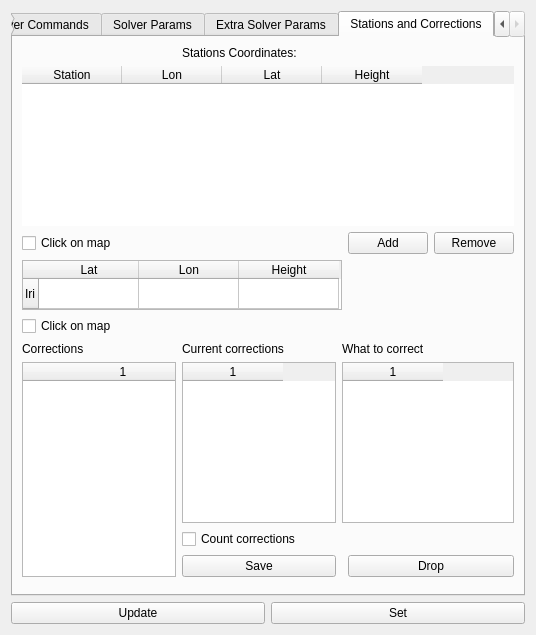
The window that src/view/core/Tabs/Solver/SolverSetupWidget.ui (nevaeh82/arm_od) describes before a commit, drawn with Qt 5.
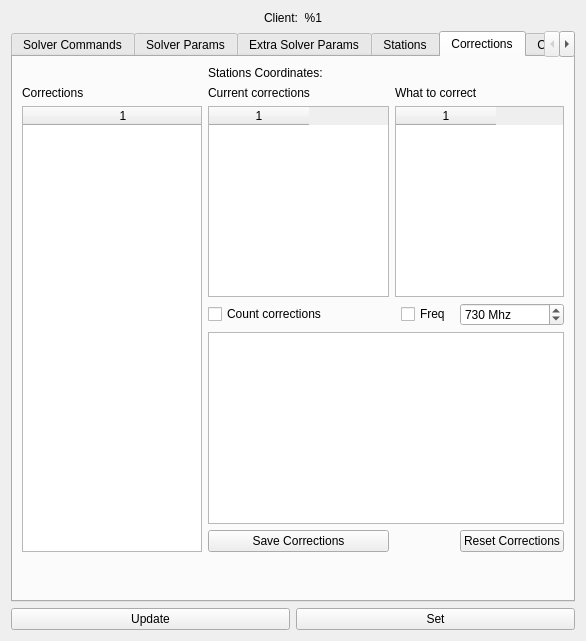
The same window after the commit. The open tabs and pages were chosen to show the change.

```diff
--- a/src/view/core/Tabs/Solver/SolverSetupWidget.ui
+++ b/src/view/core/Tabs/Solver/SolverSetupWidget.ui
@@ -6,15 +6,15 @@
    <rect>
     <x>0</x>
     <y>0</y>
-    <width>524</width>
-    <height>635</height>
+    <width>579</width>
+    <height>641</height>
    </rect>
   </property>
   <property name="windowTitle">
    <string>Form</string>
   </property>
   <layout class="QGridLayout" name="gridLayout">
-   <item row="2" column="0">
+   <item row="3" column="0">
     <layout class="QHBoxLayout" name="horizontalLayout">
      <item>
       <widget class="QPushButton" name="pbGetAll">
@@ -32,7 +32,7 @@
      </item>
     </layout>
    </item>
-   <item row="0" column="0">
+   <item row="1" column="0">
     <widget class="QTabWidget" name="tabWidget">
      <property name="sizePolicy">
       <sizepolicy hsizetype="Preferred" vsizetype="Preferred">
@@ -41,7 +41,7 @@
       </sizepolicy>
      </property>
      <property name="currentIndex">
-      <number>1</number>
+      <number>4</number>
      </property>
      <widget class="QWidget" name="tab">
       <attribute name="title">
@@ -105,15 +105,8 @@
             </item>
            </layout>
           </item>
-          <item row="0" column="0" rowspan="2" colspan="3">
+          <item row="0" column="0" colspan="3">
            <layout class="QGridLayout" name="gridLayout_4">
-            <item row="2" column="1">
-             <widget class="QPushButton" name="pbCorReset">
-              <property name="text">
-               <string>Reset Corrections</string>
-              </property>
-             </widget>
-            </item>
             <item row="4" column="0">
              <widget class="Line" name="line">
               <property name="orientation">
@@ -121,13 +114,6 @@
               </property>
              </widget>
             </item>
-            <item row="3" column="1">
-             <widget class="QPushButton" name="pbCorSave">
-              <property name="text">
-               <string>Save Corrections</string>
-              </property>
-             </widget>
-            </item>
             <item row="0" column="0">
              <widget class="QPushButton" name="pbStop">
               <property name="text">
@@ -149,20 +135,6 @@
               </property>
              </widget>
             </item>
-            <item row="0" column="1">
-             <widget class="QPushButton" name="pbCorStart">
-              <property name="text">
-               <string>Start Corrections</string>
-              </property>
-             </widget>
-            </item>
-            <item row="1" column="1">
-             <widget class="QPushButton" name="pbCorStop">
-              <property name="text">
-               <string>Stop Corrections</string>
-              </property>
-             </widget>
-            </item>
            </layout>
           </item>
          </layout>
@@ -212,7 +184,7 @@
             </property>
             <property name="minimumSize">
              <size>
-              <width>260</width>
+              <width>366</width>
               <height>100</height>
              </size>
             </property>
@@ -244,7 +216,7 @@
              <number>2</number>
             </property>
             <property name="columnCount">
-             <number>2</number>
+             <number>3</number>
             </property>
             <row>
              <property name="text">
@@ -266,6 +238,11 @@
               <string>lat</string>
              </property>
             </column>
+            <column>
+             <property name="text">
+              <string>Height</string>
+             </property>
+            </column>
            </widget>
           </item>
           <item row="2" column="0">
@@ -711,56 +688,12 @@
        </item>
       </layout>
      </widget>
-     <widget class="QWidget" name="tab_3">
+     <widget class="QWidget" name="tab_6">
       <attribute name="title">
-       <string>Stations and Corrections</string>
+       <string>Stations</string>
       </attribute>
-      <layout class="QGridLayout" name="gridLayout_8">
-       <item row="7" column="2" colspan="3">
-        <widget class="QTableWidget" name="twToCorrect">
-         <property name="columnCount">
-          <number>1</number>
-         </property>
-         <column/>
-        </widget>
-       </item>
-       <item row="6" column="2" colspan="2">
-        <widget class="QLabel" name="label_23">
-         <property name="text">
-          <string>What to correct</string>
-         </property>
-        </widget>
-       </item>
-       <item row="6" column="1">
-        <widget class="QLabel" name="label_12">
-         <property name="text">
-          <string>Current corrections</string>
-         </property>
-        </widget>
-       </item>
-       <item row="8" column="1" colspan="2">
-        <widget class="QCheckBox" name="cbStartCorrections">
-         <property name="text">
-          <string>Count corrections</string>
-         </property>
-        </widget>
-       </item>
-       <item row="7" column="1">
-        <widget class="QTableWidget" name="twCurrentCorrections">
-         <property name="columnCount">
-          <number>1</number>
-         </property>
-         <column/>
-        </widget>
-       </item>
-       <item row="3" column="3">
-        <widget class="QPushButton" name="pbAddStation">
-         <property name="text">
-          <string>Add</string>
-         </property>
-        </widget>
-       </item>
-       <item row="1" column="0" colspan="5">
+      <layout class="QGridLayout" name="gridLayout_12">
+       <item row="0" column="0" colspan="3">
         <widget class="QTableWidget" name="twStations">
          <property name="minimumSize">
           <size>
@@ -817,31 +750,45 @@
          </column>
         </widget>
        </item>
-       <item row="3" column="0">
+       <item row="1" column="0">
         <widget class="QCheckBox" name="cbStationOnMap">
          <property name="text">
           <string>Click on map</string>
          </property>
         </widget>
        </item>
-       <item row="0" column="1">
-        <widget class="QLabel" name="label_10">
+       <item row="1" column="1">
+        <widget class="QPushButton" name="pbAddStation">
          <property name="text">
-          <string>Stations Coordinates:</string>
+          <string>Add</string>
          </property>
         </widget>
        </item>
-       <item row="4" column="0" colspan="3">
+       <item row="1" column="2">
+        <widget class="QPushButton" name="pbRemoveStation">
+         <property name="text">
+          <string>Remove</string>
+         </property>
+        </widget>
+       </item>
+       <item row="3" column="0">
+        <widget class="QCheckBox" name="cbIriFromMap">
+         <property name="text">
+          <string>Click on map</string>
+         </property>
+        </widget>
+       </item>
+       <item row="2" column="0" colspan="3">
         <widget class="QTableWidget" name="twIri">
          <property name="minimumSize">
           <size>
-           <width>320</width>
+           <width>0</width>
            <height>50</height>
           </size>
          </property>
          <property name="maximumSize">
           <size>
-           <width>320</width>
+           <width>9999999</width>
            <height>60</height>
           </size>
          </property>
@@ -876,14 +823,48 @@
          </column>
         </widget>
        </item>
-       <item row="3" column="4">
-        <widget class="QPushButton" name="pbRemoveStation">
+      </layout>
+     </widget>
+     <widget class="QWidget" name="tab_3">
+      <attribute name="title">
+       <string>Corrections</string>
+      </attribute>
+      <layout class="QGridLayout" name="gridLayout_8">
+       <item row="4" column="4" colspan="2">
+        <widget class="QSpinBox" name="sbFrequencyForCorrection">
+         <property name="suffix">
+          <string> Mhz</string>
+         </property>
+         <property name="prefix">
+          <string/>
+         </property>
+         <property name="minimum">
+          <number>20</number>
+         </property>
+         <property name="maximum">
+          <number>5000</number>
+         </property>
+         <property name="value">
+          <number>730</number>
+         </property>
+        </widget>
+       </item>
+       <item row="2" column="1">
+        <widget class="QLabel" name="label_12">
          <property name="text">
-          <string>Remove</string>
+          <string>Current corrections</string>
          </property>
         </widget>
        </item>
-       <item row="10" column="1">
+       <item row="3" column="1">
+        <widget class="QTableWidget" name="twCurrentCorrections">
+         <property name="columnCount">
+          <number>1</number>
+         </property>
+         <column/>
+        </widget>
+       </item>
+       <item row="7" column="1">
         <spacer name="verticalSpacer_2">
          <property name="orientation">
           <enum>Qt::Vertical</enum>
@@ -896,35 +877,53 @@
          </property>
         </spacer>
        </item>
-       <item row="5" column="0">
-        <widget class="QCheckBox" name="cbIriFromMap">
+       <item row="3" column="2" colspan="4">
+        <widget class="QTableWidget" name="twToCorrect">
+         <property name="columnCount">
+          <number>1</number>
+         </property>
+         <column/>
+        </widget>
+       </item>
+       <item row="6" column="4" colspan="2">
+        <widget class="QPushButton" name="pbCorReset">
          <property name="text">
-          <string>Click on map</string>
+          <string>Reset Corrections</string>
          </property>
         </widget>
        </item>
-       <item row="6" column="0">
+       <item row="4" column="1" colspan="2">
+        <widget class="QCheckBox" name="cbStartCorrections">
+         <property name="text">
+          <string>Count corrections</string>
+         </property>
+        </widget>
+       </item>
+       <item row="0" column="1">
+        <widget class="QLabel" name="label_10">
+         <property name="text">
+          <string>Stations Coordinates:</string>
+         </property>
+        </widget>
+       </item>
+       <item row="5" column="1" colspan="5">
+        <widget class="QTextBrowser" name="textBrowserCorrection"/>
+       </item>
+       <item row="6" column="1">
+        <widget class="QPushButton" name="pbCorSave">
+         <property name="text">
+          <string>Save Corrections</string>
+         </property>
+        </widget>
+       </item>
+       <item row="2" column="0">
         <widget class="QLabel" name="label_11">
          <property name="text">
           <string>Corrections</string>
          </property>
         </widget>
        </item>
-       <item row="9" column="1">
-        <widget class="QPushButton" name="pbSaveCorections">
-         <property name="text">
-          <string>Save</string>
-         </property>
-        </widget>
-       </item>
-       <item row="9" column="3" colspan="2">
-        <widget class="QPushButton" name="pbDropCorrections">
-         <property name="text">
-          <string>Drop</string>
-         </property>
-        </widget>
-       </item>
-       <item row="7" column="0" rowspan="3">
+       <item row="3" column="0" rowspan="4">
         <widget class="QTableWidget" name="twWorkCorrections">
          <property name="columnCount">
           <number>1</number>
@@ -935,8 +934,42 @@
          <column/>
         </widget>
        </item>
+       <item row="2" column="2" colspan="3">
+        <widget class="QLabel" name="label_23">
+         <property name="text">
+          <string>What to correct</string>
+         </property>
+        </widget>
+       </item>
+       <item row="4" column="3">
+        <widget class="QCheckBox" name="cbFrequencyForCorrection">
+         <property name="text">
+          <string>Freq </string>
+         </property>
+        </widget>
+       </item>
       </layout>
      </widget>
+     <widget class="QWidget" name="tab_5">
+      <attribute name="title">
+       <string>Сообщения</string>
+      </attribute>
+      <layout class="QGridLayout" name="gridLayout_11">
+       <item row="0" column="0">
+        <widget class="QTextBrowser" name="textBrowser"/>
+       </item>
+      </layout>
+     </widget>
+    </widget>
+   </item>
+   <item row="0" column="0">
+    <widget class="QLabel" name="lblClientType">
+     <property name="text">
+      <string>Client:  %1</string>
+     </property>
+     <property name="alignment">
+      <set>Qt::AlignCenter</set>
+     </property>
     </widget>
    </item>
   </layout>
```
